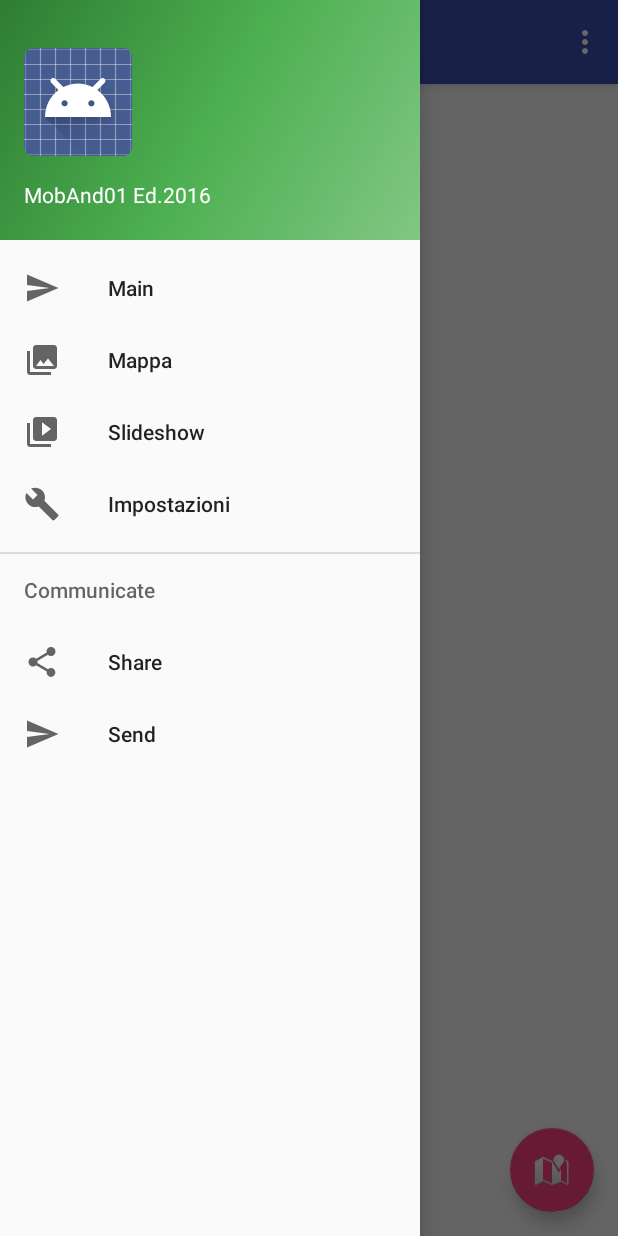
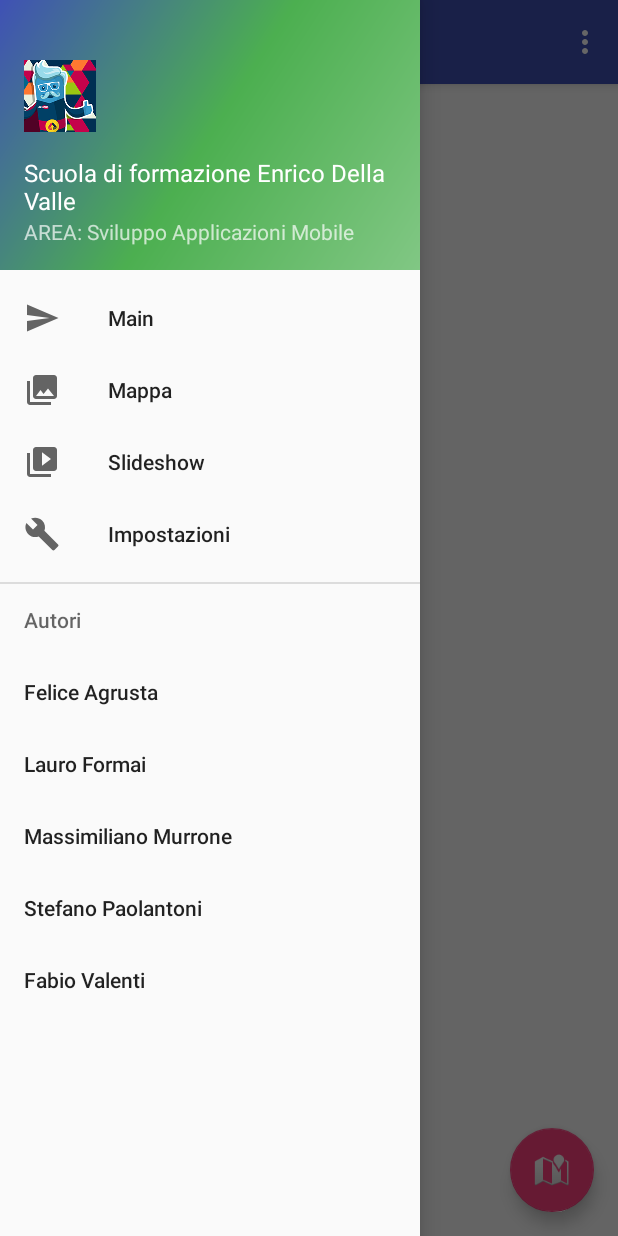
Before and after one commit to shineangelic/MobAnd01, an Android app: the screen it shows after launch (MainActivity), with the side drawer open, on a phone screen of 412 x 824 dp. Run offline under Robolectric (Android 15) with nearby library versions, the phone set to English and light mode, and no system bars; network calls fail; 2 statements that could not run were skipped.

Commit message:
inseriti autori enhance drawer 2 bugfix update count asincrono

```diff
--- a/app/src/main/AndroidManifest.xml
+++ b/app/src/main/AndroidManifest.xml
@@ -14,7 +14,7 @@
         android:allowBackup="true"
         android:icon="@mipmap/ic_launcher"
         android:label="@string/app_name"
-        android:supportsRtl="true"
+        android:supportsRtl="false"
         android:theme="@style/AppTheme">
         <activity
             android:name=".MainActivity"
@@ -50,7 +50,9 @@
             android:name=".SlidesActivity"
             android:label="@string/title_activity_slide_show"
             android:theme="@style/AppTheme.NoActionBar" />
-
+        <activity
+            android:name=".OpzioniActivity"
+            android:label="@string/opzioni" />
     </application>
 
 </manifest>
--- a/app/src/main/java/it/eng/moband/MainActivity.java
+++ b/app/src/main/java/it/eng/moband/MainActivity.java
@@ -82,6 +82,8 @@ public class MainActivity extends AppCompatActivity
         } catch (IOException e) {
             e.printStackTrace();
         }
+        //ottieni DB copiato
+        db = cptDatabaseH.getWritableDatabase();
     }
 
     @Override
@@ -133,7 +135,9 @@ public class MainActivity extends AppCompatActivity
         }
     };
 
-
+    /**
+     * passa alla activity mappa
+     */
     private void startMapActivity() {
         Intent mostraMappa = new Intent(getApplicationContext(), ItalyMapActivity.class);
         startActivity(mostraMappa);
@@ -142,11 +146,27 @@ public class MainActivity extends AppCompatActivity
     @Override
     protected void onStart() {
         super.onStart();
-        TextView drawer = (TextView) findViewById(R.id.dimensione_DB);
+        final TextView textViewConteggio = (TextView) findViewById(R.id.dimensione_DB);
 
-        //ottieni DB copiato
-        db = cptDatabaseH.getWritableDatabase();
-        drawer.setText("Dimensioni DB: "+ cptDatabaseH.getTotalRecords(db));
+
+        //forma asincrona DI BASE
+        Thread aggiornaConteggio = new Thread(new Runnable() {
+            @Override
+            public void run() {
+                final long dim = cptDatabaseH.getTotalRecords(db);
+                //siccome solo il main thread può toccare la UI,
+                //tocca fare un altro thread
+                runOnUiThread(new Runnable() {
+                    @Override
+                    public void run() {
+                        textViewConteggio.setText("Dimensioni DB: "+ dim);
+                    }
+                });
+
+            }
+        });
+        aggiornaConteggio.start();
+
 
         ListView lista = (ListView) findViewById(R.id.listView);
         Cursor c = cptDatabaseH.getRecordsForList(db);
@@ -227,12 +247,8 @@ public class MainActivity extends AppCompatActivity
             startActivity(mostraSlides);
         } else if (id == R.id.nav_manage) {
 
-        } else if (id == R.id.nav_share) {
-
-        } else if (id == R.id.nav_send) {
-
         }
-
+        //chiudi drawer e ritorna, abbiamo passato il controllo
         DrawerLayout drawer = (DrawerLayout) findViewById(R.id.drawer_layout);
         drawer.closeDrawer(GravityCompat.START);
         return true;
--- a/app/src/main/res/drawable/side_nav_bar.xml
+++ b/app/src/main/res/drawable/side_nav_bar.xml
@@ -3,7 +3,7 @@
     <gradient
         android:angle="135"
         android:centerColor="#4CAF50"
-        android:endColor="#2E7D32"
+        android:endColor="@color/colorPrimary"
         android:startColor="#81C784"
         android:type="linear" />
 </shape>
--- a/app/src/main/res/layout/nav_header_main.xml
+++ b/app/src/main/res/layout/nav_header_main.xml
@@ -16,14 +16,14 @@
         android:layout_width="wrap_content"
         android:layout_height="wrap_content"
         android:paddingTop="@dimen/nav_header_vertical_spacing"
-        android:src="@android:drawable/sym_def_app_icon" />
+        android:src="@mipmap/ic_launcher" />
 
     <TextView
         android:layout_width="match_parent"
         android:layout_height="wrap_content"
         android:paddingTop="@dimen/nav_header_vertical_spacing"
-        android:text="MobAnd01 Ed.2016"
-        android:textAppearance="@style/TextAppearance.AppCompat.Body1" />
+        android:text="Scuola di formazione Enrico Della Valle"
+        android:textAppearance="@style/TextAppearance.AppCompat.Light.SearchResult.Subtitle" />
 
     <TextView
         android:id="@+id/textView"
--- a/app/src/main/res/menu/activity_main_drawer.xml
+++ b/app/src/main/res/menu/activity_main_drawer.xml
@@ -20,16 +20,13 @@
             android:title="Impostazioni" />
     </group>
 
-    <item android:title="Communicate">
+    <item android:title="Autori">
         <menu>
-            <item
-                android:id="@+id/nav_share"
-                android:icon="@drawable/ic_menu_share"
-                android:title="Share" />
-            <item
-                android:id="@+id/nav_send"
-                android:icon="@drawable/ic_menu_send"
-                android:title="Send" />
+            <item  android:title="Felice Agrusta" />
+            <item  android:title="Lauro Formai" />
+            <item  android:title="Massimiliano Murrone" />
+            <item  android:title="Stefano Paolantoni" />
+            <item  android:title="Fabio Valenti" />
         </menu>
     </item>
 
--- a/app/src/main/res/values/dimens.xml
+++ b/app/src/main/res/values/dimens.xml
@@ -1,7 +1,7 @@
 <resources>
     <!-- Default screen margins, per the Android Design guidelines. -->
     <dimen name="nav_header_vertical_spacing">16dp</dimen>
-    <dimen name="nav_header_height">160dp</dimen>
+    <dimen name="nav_header_height">180dp</dimen>
     <!-- Default screen margins, per the Android Design guidelines. -->
     <dimen name="activity_horizontal_margin">16dp</dimen>
     <dimen name="activity_vertical_margin">16dp</dimen>
--- a/app/src/main/res/values/strings.xml
+++ b/app/src/main/res/values/strings.xml
@@ -8,5 +8,6 @@
     <string name="title_activity_italy_map">Mappa</string>
     <string name="title_activity_slide_show">SlideShowActivity</string>
     <string name="view_on_map">Visualizza sulla mappa</string>
+    <string name="opzioni">Opzioni</string>
 
 </resources>
```
